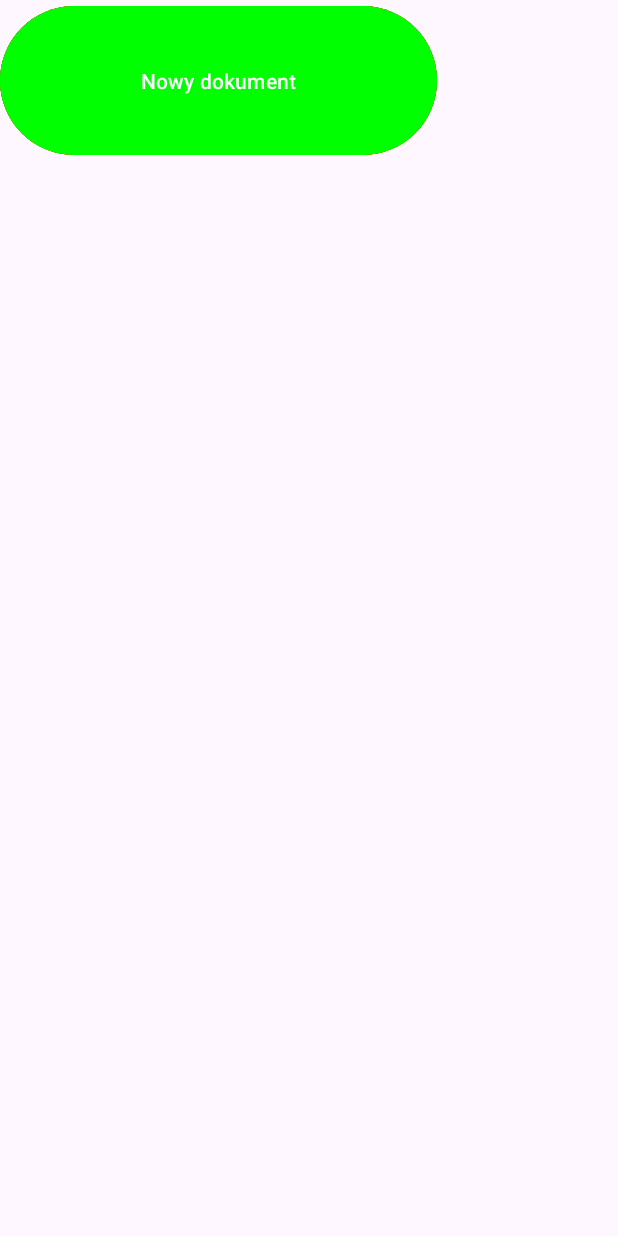
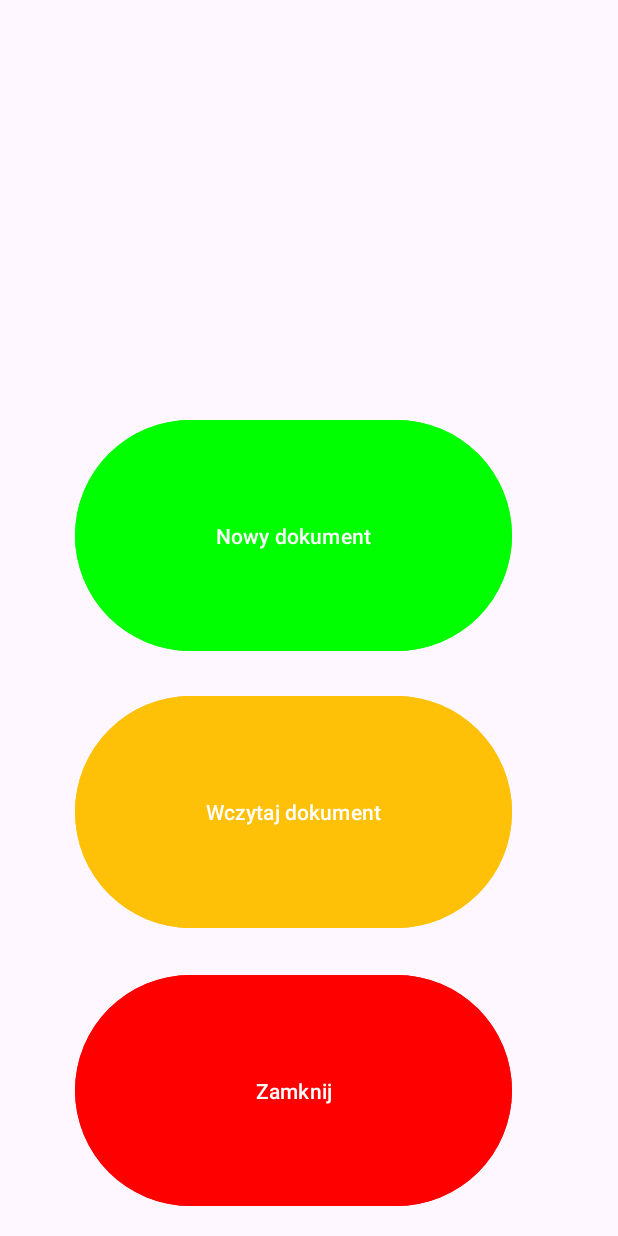
Before and after one commit to XaQ1997/MusicPDF, an Android app: the screen it shows after launch (MainActivity), on a phone screen of 412 x 824 dp. Run offline under Robolectric (Android 15) with nearby library versions, the light colour scheme and no system bars.

Commit message:
Początek pracy nad następną warstwą aplikacji

```diff
--- /dev/null
+++ b/app/src/main/res/layout/activity_document.xml
@@ -0,0 +1,6 @@
+<?xml version="1.0" encoding="utf-8"?>
+<androidx.constraintlayout.widget.ConstraintLayout xmlns:android="http://schemas.android.com/apk/res/android"
+             android:layout_width="match_parent"
+             android:layout_height="match_parent">
+
+</androidx.constraintlayout.widget.ConstraintLayout>
--- a/app/src/main/res/layout/activity_main.xml
+++ b/app/src/main/res/layout/activity_main.xml
@@ -9,27 +9,37 @@
     <Button
         android:id="@+id/load_document_button"
         android:layout_width="291dp"
-        android:layout_height="107dp"
+        android:layout_height="0dp"
+        android:layout_marginStart="50dp"
+        android:layout_marginBottom="23dp"
         android:backgroundTint="#FFC107"
         android:text="Wczytaj dokument"
-        tools:layout_editor_absoluteX="50dp"
-        tools:layout_editor_absoluteY="405dp" />
+        app:layout_constraintBottom_toTopOf="@+id/close_button"
+        app:layout_constraintStart_toStartOf="parent"
+        app:layout_constraintTop_toBottomOf="@+id/new_document_button" />
 
     <Button
         android:id="@+id/close_button"
-        android:layout_width="291dp"
-        android:layout_height="107dp"
+        android:layout_width="0dp"
+        android:layout_height="0dp"
+        android:layout_marginBottom="16dp"
         android:backgroundTint="#FF0000"
         android:text="Zamknij"
-        tools:layout_editor_absoluteX="50dp"
-        tools:layout_editor_absoluteY="535dp" />
+        app:layout_constraintBottom_toBottomOf="parent"
+        app:layout_constraintEnd_toEndOf="@+id/load_document_button"
+        app:layout_constraintStart_toStartOf="@+id/load_document_button"
+        app:layout_constraintTop_toBottomOf="@+id/load_document_button" />
 
     <Button
         android:id="@+id/new_document_button"
-        android:layout_width="291dp"
-        android:layout_height="107dp"
+        android:layout_width="0dp"
+        android:layout_height="0dp"
+        android:layout_marginTop="276dp"
+        android:layout_marginBottom="22dp"
         android:backgroundTint="#00FF00"
         android:text="Nowy dokument"
-        tools:layout_editor_absoluteX="50dp"
-        tools:layout_editor_absoluteY="276dp" />
+        app:layout_constraintBottom_toTopOf="@+id/load_document_button"
+        app:layout_constraintEnd_toEndOf="@+id/load_document_button"
+        app:layout_constraintStart_toStartOf="@+id/load_document_button"
+        app:layout_constraintTop_toTopOf="parent" />
 </androidx.constraintlayout.widget.ConstraintLayout>
```
